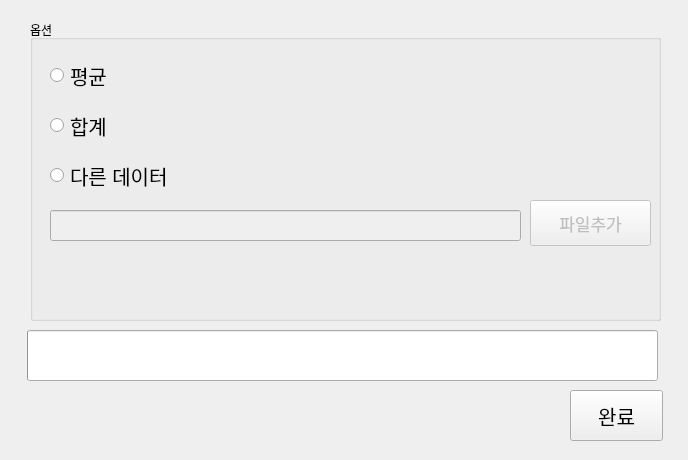
Qt form semi_project/Design/4/3_third_option.ui (koreanbulbasaur/Project) before a commit.
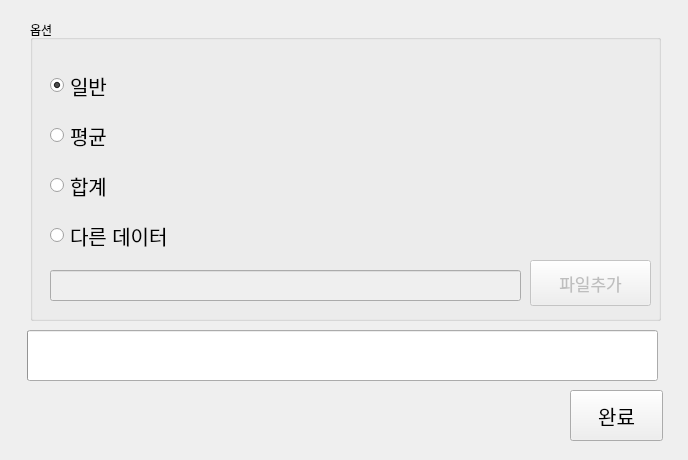
The same form after that commit.

Patch:
```diff
--- a/semi_project/Design/4/3_third_option.ui
+++ b/semi_project/Design/4/3_third_option.ui
@@ -29,7 +29,7 @@
     <property name="geometry">
      <rect>
       <x>20</x>
-      <y>40</y>
+      <y>100</y>
       <width>108</width>
       <height>31</height>
      </rect>
@@ -47,7 +47,7 @@
     <property name="geometry">
      <rect>
       <x>20</x>
-      <y>90</y>
+      <y>150</y>
       <width>108</width>
       <height>31</height>
      </rect>
@@ -65,7 +65,7 @@
     <property name="geometry">
      <rect>
       <x>20</x>
-      <y>140</y>
+      <y>200</y>
       <width>171</width>
       <height>31</height>
      </rect>
@@ -86,7 +86,7 @@
     <property name="geometry">
      <rect>
       <x>20</x>
-      <y>190</y>
+      <y>250</y>
       <width>471</width>
       <height>31</height>
      </rect>
@@ -99,7 +99,7 @@
     <property name="geometry">
      <rect>
       <x>500</x>
-      <y>180</y>
+      <y>240</y>
       <width>121</width>
       <height>46</height>
      </rect>
@@ -113,6 +113,27 @@
      <string>파일추가</string>
     </property>
    </widget>
+   <widget class="QRadioButton" name="normal_radio">
+    <property name="geometry">
+     <rect>
+      <x>20</x>
+      <y>50</y>
+      <width>108</width>
+      <height>31</height>
+     </rect>
+    </property>
+    <property name="font">
+     <font>
+      <pointsize>15</pointsize>
+     </font>
+    </property>
+    <property name="text">
+     <string>일반</string>
+    </property>
+    <property name="checked">
+     <bool>true</bool>
+    </property>
+   </widget>
   </widget>
   <widget class="QPushButton" name="complete_btn">
    <property name="geometry">
```
